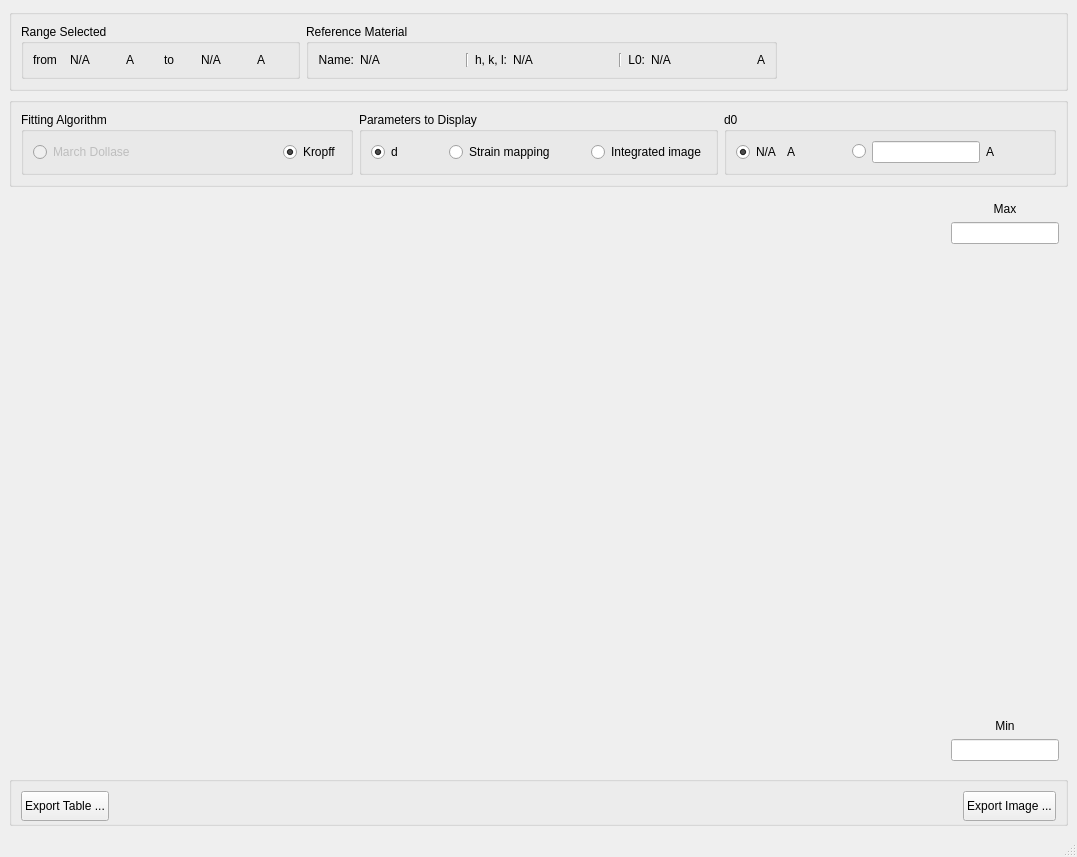
Before: the Qt Designer form ibeatles/ui/ui_strainMapping.ui in ornlneutronimaging/iBeatles, drawn with Qt 5.
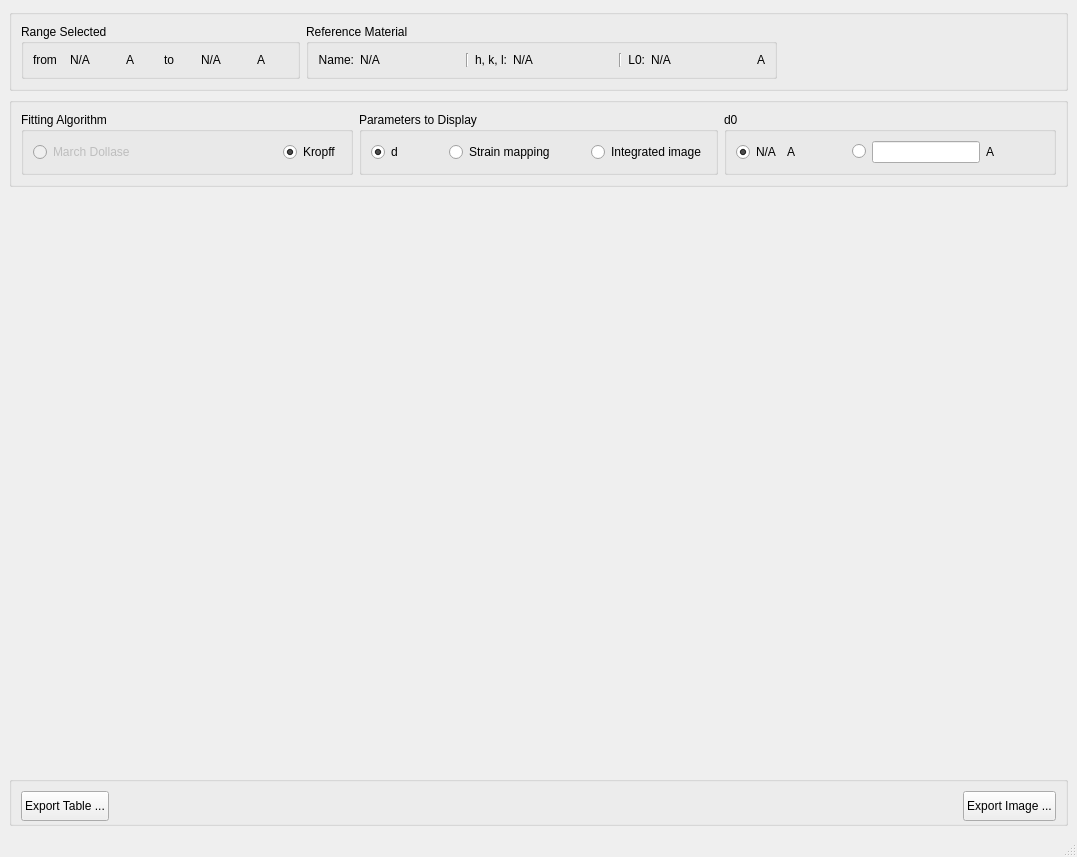
After: the same form once the commit is applied.

Commit message: still some issue with range but mostly working. this refs #175

Patch:
```diff
--- a/ibeatles/ui/ui_strainMapping.ui
+++ b/ibeatles/ui/ui_strainMapping.ui
@@ -464,63 +464,6 @@
         <item>
          <widget class="QWidget" name="vertical_range_slider_widget" native="true"/>
         </item>
-        <item>
-         <layout class="QVBoxLayout" name="verticalLayout_4">
-          <item>
-           <widget class="QLabel" name="label_4">
-            <property name="text">
-             <string>Max</string>
-            </property>
-            <property name="alignment">
-             <set>Qt::AlignCenter</set>
-            </property>
-           </widget>
-          </item>
-          <item>
-           <widget class="QLineEdit" name="max_value_lineEdit">
-            <property name="sizePolicy">
-             <sizepolicy hsizetype="Minimum" vsizetype="Fixed">
-              <horstretch>0</horstretch>
-              <verstretch>0</verstretch>
-             </sizepolicy>
-            </property>
-           </widget>
-          </item>
-          <item>
-           <spacer name="verticalSpacer_2">
-            <property name="orientation">
-             <enum>Qt::Vertical</enum>
-            </property>
-            <property name="sizeHint" stdset="0">
-             <size>
-              <width>20</width>
-              <height>40</height>
-             </size>
-            </property>
-           </spacer>
-          </item>
-          <item>
-           <widget class="QLabel" name="label_5">
-            <property name="text">
-             <string>Min</string>
-            </property>
-            <property name="alignment">
-             <set>Qt::AlignCenter</set>
-            </property>
-           </widget>
-          </item>
-          <item>
-           <widget class="QLineEdit" name="min_value_lineEdit">
-            <property name="sizePolicy">
-             <sizepolicy hsizetype="Minimum" vsizetype="Fixed">
-              <horstretch>0</horstretch>
-              <verstretch>0</verstretch>
-             </sizepolicy>
-            </property>
-           </widget>
-          </item>
-         </layout>
-        </item>
        </layout>
       </widget>
      </widget>
```
Left out of the diff: 32 changed lines with no effect on the pictures. The commit also changes 2 other files.
